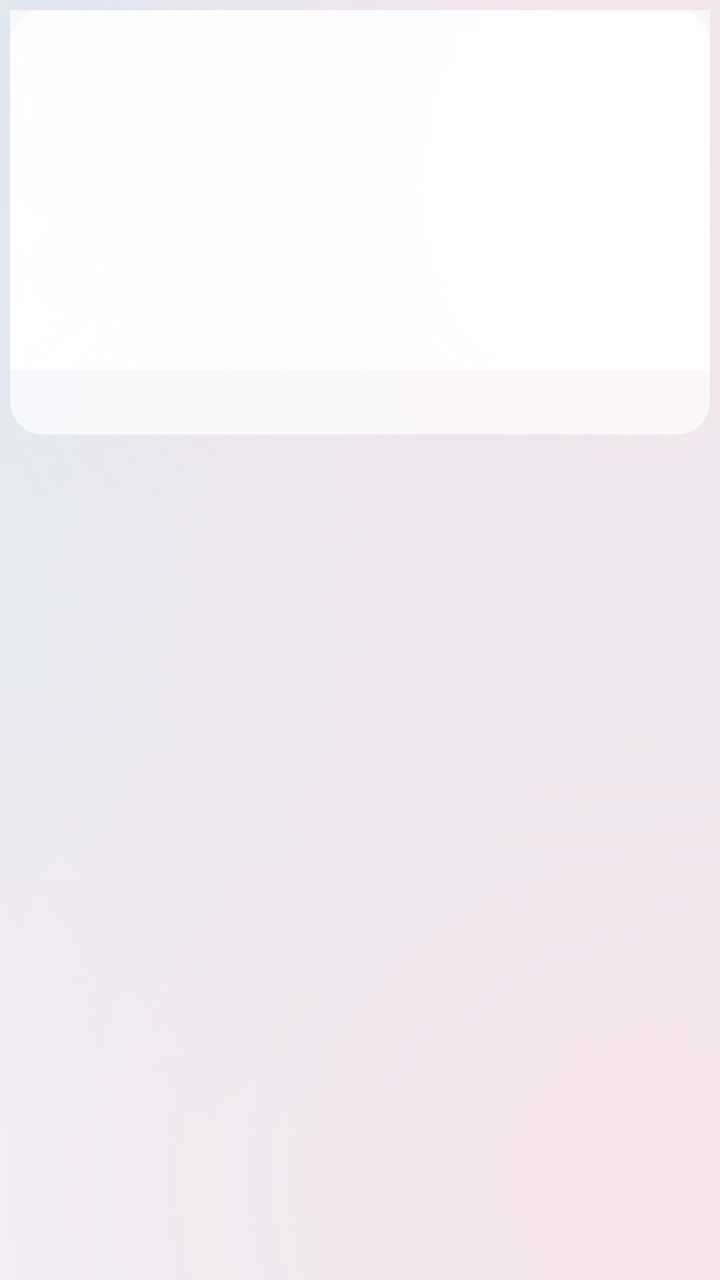
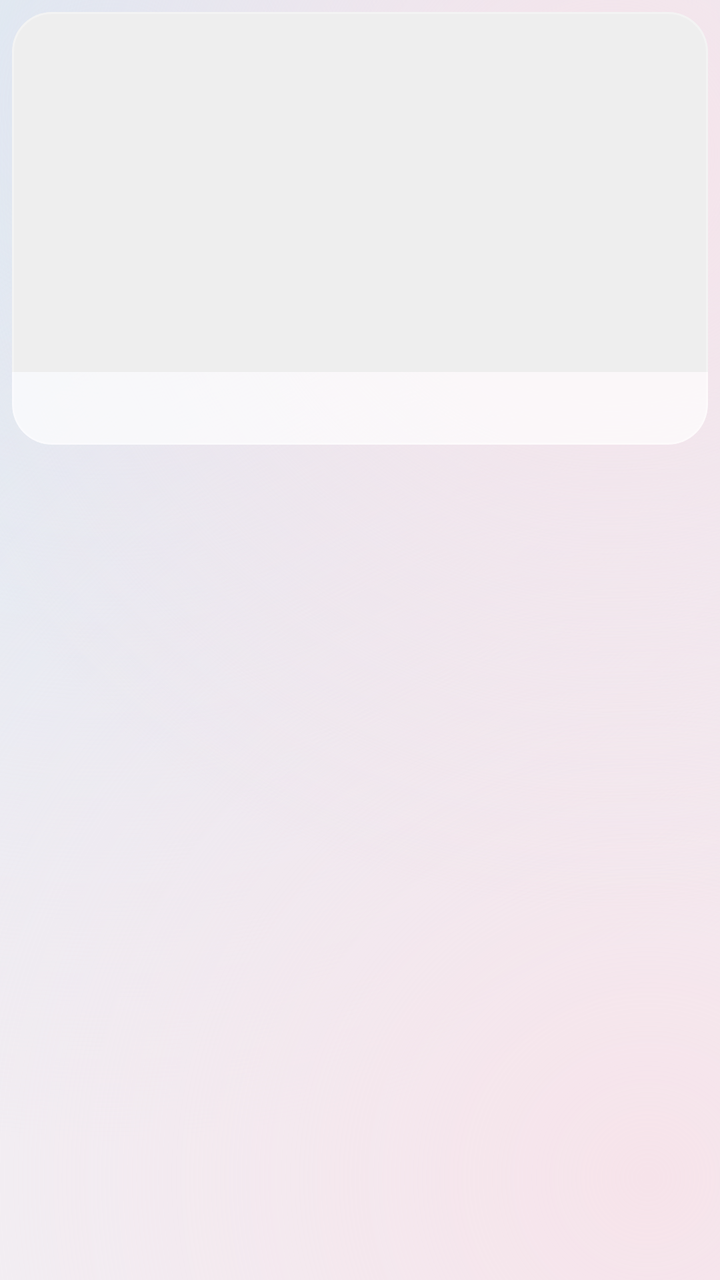

Compare the two renders of this Android layout. The source of the first and the diff that turns it into the second are given below.
<!-- AndroidManifest.xml: application theme Theme.WatermarkApp -->
<!-- res/layout/item_result.xml -->
<?xml version="1.0" encoding="utf-8"?>
<FrameLayout xmlns:android="http://schemas.android.com/apk/res/android"
    xmlns:app="http://schemas.android.com/apk/res-auto"
    android:layout_width="match_parent"
    android:layout_height="wrap_content"
    android:padding="5dp">

    <LinearLayout
        android:layout_width="match_parent"
        android:layout_height="wrap_content"
        android:orientation="vertical"
        android:background="@drawable/bg_glass_tile">

        <ImageView
            android:id="@+id/ivResult"
            android:layout_width="match_parent"
            android:layout_height="180dp"
            android:scaleType="centerCrop"
            android:background="@color/glass_card" />

        <TextView
            android:id="@+id/tvResultInfo"
            android:layout_width="match_parent"
            android:layout_height="wrap_content"
            android:padding="8dp"
            android:textSize="12sp"
            android:textColor="@color/text_secondary" />

    </LinearLayout>

</FrameLayout>
<!-- resources referenced by this layout -->
<resources>
  <color name="glass_card">#B3FFFFFF</color>
  <color name="text_secondary">#78909C</color>
  <!-- drawable bg_glass_tile (drawable) -->
  <?xml version="1.0" encoding="utf-8"?>
  <shape xmlns:android="http://schemas.android.com/apk/res/android"
      android:shape="rectangle">
      <corners android:radius="16dp" />
      <solid android:color="@color/glass_card" />
      <stroke
          android:width="1dp"
          android:color="@color/glass_stroke" />
  </shape>
  <style name="Theme.WatermarkApp" parent="Theme.MaterialComponents.DayNight.NoActionBar">
          <item name="colorPrimary">@color/primary</item>
          <item name="colorPrimaryVariant">@color/primary_dark</item>
          <item name="colorOnPrimary">@color/text_on_primary</item>
          <item name="colorSecondary">@color/secondary</item>
          <item name="colorSecondaryVariant">@color/secondary_dark</item>
          <item name="colorOnSecondary">@color/text_on_secondary</item>
          <item name="android:statusBarColor">@android:color/transparent</item>
          <item name="android:navigationBarColor">@android:color/transparent</item>
          <item name="android:windowBackground">@drawable/bg_glass_background</item>
          <item name="materialButtonStyle">@style/Widget.Glass.Button</item>
      </style>
  <color name="glass_stroke">#66FFFFFF</color>
  <color name="primary">#B3E5FC</color>
  <color name="primary_dark">#81D4FA</color>
  <color name="text_on_primary">#37474F</color>
  <color name="secondary">#F8BBD0</color>
  <color name="secondary_dark">#F48FB1</color>
  <color name="text_on_secondary">#37474F</color>
  <!-- drawable bg_glass_background (drawable) -->
  <?xml version="1.0" encoding="utf-8"?>
  <layer-list xmlns:android="http://schemas.android.com/apk/res/android">
      <item>
          <shape android:shape="rectangle">
              <solid android:color="@color/glass_bg_base" />
          </shape>
      </item>
      <item>
          <shape android:shape="rectangle">
              <gradient
                  android:type="radial"
                  android:centerX="0.15"
                  android:centerY="0.08"
                  android:gradientRadius="520dp"
                  android:startColor="@color/glass_blob_blue"
                  android:endColor="@color/glass_blob_blue_end" />
          </shape>
      </item>
      <item>
          <shape android:shape="rectangle">
              <gradient
                  android:type="radial"
                  android:centerX="0.9"
                  android:centerY="0.92"
                  android:gradientRadius="560dp"
                  android:startColor="@color/glass_blob_pink"
                  android:endColor="@color/glass_blob_pink_end" />
          </shape>
      </item>
      <item>
          <shape android:shape="rectangle">
              <gradient
                  android:type="radial"
                  android:centerX="0.85"
                  android:centerY="0.12"
                  android:gradientRadius="380dp"
                  android:startColor="@color/glass_blob_pink"
                  android:endColor="@color/glass_blob_pink_end" />
          </shape>
      </item>
  </layer-list>
  <style name="Widget.Glass.Button" parent="Widget.MaterialComponents.Button">
          <item name="backgroundTint">@color/glass_card</item>
          <item name="android:textColor">@color/text_primary</item>
          <item name="cornerRadius">16dp</item>
          <item name="elevation">0dp</item>
          <item name="rippleColor">@color/ripple_glass</item>
      </style>
  <color name="glass_bg_base">#EFF4F8</color>
  <color name="glass_blob_blue">#D9E7F2</color>
  <color name="glass_blob_blue_end">#00D9E7F2</color>
  <color name="glass_blob_pink">#F6E3EA</color>
  <color name="glass_blob_pink_end">#00F6E3EA</color>
  <color name="text_primary">#37474F</color>
  <color name="ripple_glass">#33808A94</color>
</resources>

<!-- the commit's change to res/layout/item_result.xml (unified diff, before → after) -->
@@ -3,29 +3,38 @@
     xmlns:app="http://schemas.android.com/apk/res-auto"
     android:layout_width="match_parent"
     android:layout_height="wrap_content"
-    android:padding="5dp">
+    android:padding="6dp">
 
-    <LinearLayout
+    <com.google.android.material.card.MaterialCardView
         android:layout_width="match_parent"
         android:layout_height="wrap_content"
-        android:orientation="vertical"
-        android:background="@drawable/bg_glass_tile">
+        app:cardCornerRadius="20dp"
+        app:cardElevation="0dp"
+        app:cardBackgroundColor="@color/glass_card"
+        app:strokeColor="@color/glass_stroke"
+        app:strokeWidth="1dp">
 
-        <ImageView
-            android:id="@+id/ivResult"
-            android:layout_width="match_parent"
-            android:layout_height="180dp"
-            android:scaleType="centerCrop"
-            android:background="@color/glass_card" />
-
-        <TextView
-            android:id="@+id/tvResultInfo"
+        <LinearLayout
             android:layout_width="match_parent"
             android:layout_height="wrap_content"
-            android:padding="8dp"
-            android:textSize="12sp"
-            android:textColor="@color/text_secondary" />
+            android:orientation="vertical">
 
-    </LinearLayout>
+            <ImageView
+                android:id="@+id/ivResult"
+                android:layout_width="match_parent"
+                android:layout_height="180dp"
+                android:scaleType="centerCrop"
+                android:background="@color/gray_200" />
+
+            <TextView
+                android:id="@+id/tvResultInfo"
+                android:layout_width="match_parent"
+                android:layout_height="wrap_content"
+                android:padding="10dp"
+                android:textSize="12sp"
+                android:textColor="@color/text_secondary" />
+
+        </LinearLayout>
+    </com.google.android.material.card.MaterialCardView>
 
 </FrameLayout>
<!-- resource entries referenced after the edit -->
@@ -2,16 +2,6 @@
 <resources>
   <color name="glass_card">#B3FFFFFF</color>
   <color name="text_secondary">#78909C</color>
-  <!-- drawable bg_glass_tile (drawable) -->
-  <?xml version="1.0" encoding="utf-8"?>
-  <shape xmlns:android="http://schemas.android.com/apk/res/android"
-      android:shape="rectangle">
-      <corners android:radius="16dp" />
-      <solid android:color="@color/glass_card" />
-      <stroke
-          android:width="1dp"
-          android:color="@color/glass_stroke" />
-  </shape>
   <style name="Theme.WatermarkApp" parent="Theme.MaterialComponents.DayNight.NoActionBar">
           <item name="colorPrimary">@color/primary</item>
           <item name="colorPrimaryVariant">@color/primary_dark</item>
@@ -24,7 +14,8 @@
           <item name="android:windowBackground">@drawable/bg_glass_background</item>
           <item name="materialButtonStyle">@style/Widget.Glass.Button</item>
       </style>
-  <color name="glass_stroke">#66FFFFFF</color>
+  <color name="glass_stroke">#4DFFFFFF</color>
+  <color name="gray_200">#EEEEEE</color>
   <color name="primary">#B3E5FC</color>
   <color name="primary_dark">#81D4FA</color>
   <color name="text_on_primary">#37474F</color>
@@ -76,7 +67,10 @@
   <style name="Widget.Glass.Button" parent="Widget.MaterialComponents.Button">
           <item name="backgroundTint">@color/glass_card</item>
           <item name="android:textColor">@color/text_primary</item>
-          <item name="cornerRadius">16dp</item>
+          <item name="cornerRadius">28dp</item>
+          <item name="android:minHeight">52dp</item>
+          <item name="android:textSize">14sp</item>
+          <item name="android:letterSpacing">0.01</item>
           <item name="elevation">0dp</item>
           <item name="rippleColor">@color/ripple_glass</item>
       </style>
